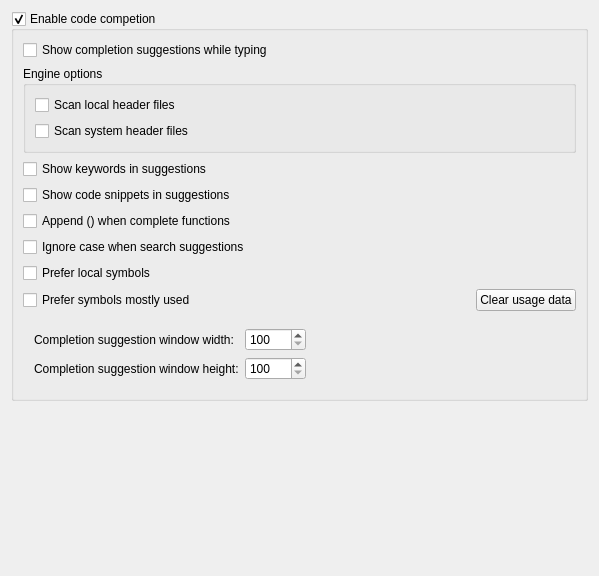
Above: RedPandaIDE/settingsdialog/editorcodecompletionwidget.ui from royqh1979/RedPanda-CPP before the change. Below: the same form after it.
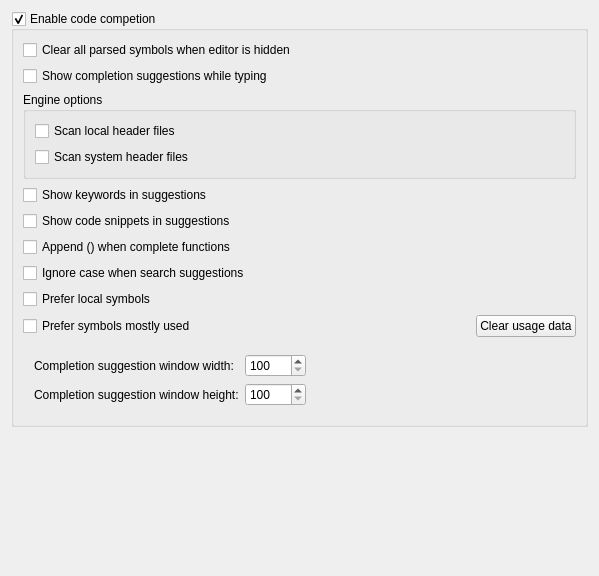
That is the form after the change.

Commit message: - enhancement: auto clear parsed symbols when the editor is hidden ( to reduce memory usage of un-active editors)

```diff
--- a/RedPandaIDE/settingsdialog/editorcodecompletionwidget.ui
+++ b/RedPandaIDE/settingsdialog/editorcodecompletionwidget.ui
@@ -26,6 +26,13 @@
       <bool>true</bool>
      </property>
      <layout class="QVBoxLayout" name="verticalLayout_3">
+      <item>
+       <widget class="QCheckBox" name="chkClearWhenEditorHidden">
+        <property name="text">
+         <string>Clear all parsed symbols when editor is hidden</string>
+        </property>
+       </widget>
+      </item>
       <item>
        <widget class="QCheckBox" name="chkShowSuggestionWhileTyping">
         <property name="text">
```
The commit also changes 9 other files.
